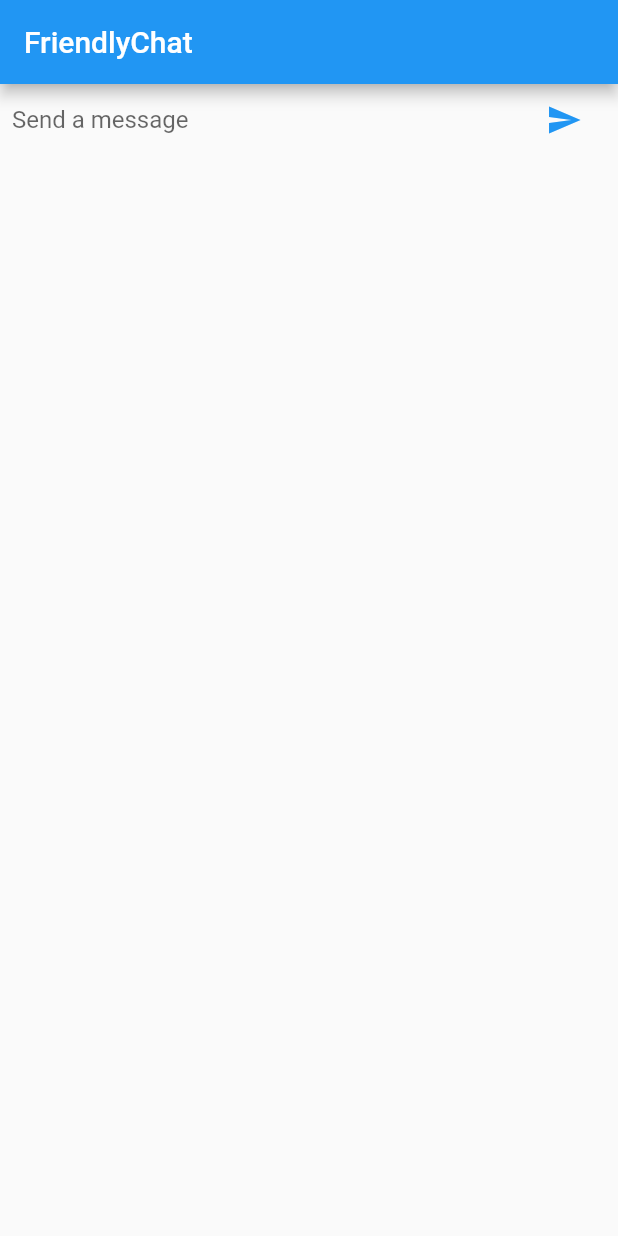
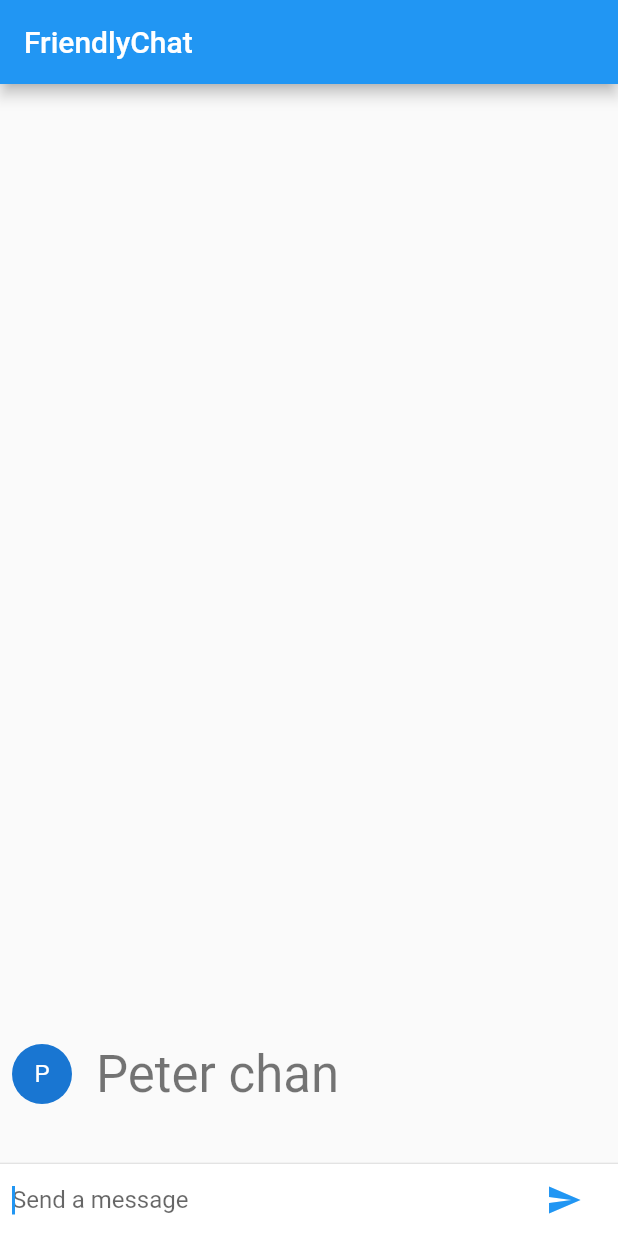
Before and after one commit to nathan1658/friendly_chat, a Flutter app: the screen it shows after launch, after a tap on the "send" icon, on a phone screen of 412 x 824 dp. Run offline on Flutter 3.47's test engine with Material 2 defaults, Android fonts, the phone set to English and light mode, and no system bars.

Commit message:
- finished part 7

```diff
--- /dev/null
+++ b/lib/chat_message.dart
@@ -0,0 +1,38 @@
+import 'package:flutter/material.dart';
+
+class ChatMessage extends StatelessWidget {
+  final String text;
+  final String _name = 'Peter chan';
+  const ChatMessage({required this.text, Key? key}) : super(key: key);
+
+  @override
+  Widget build(BuildContext context) {
+    return Container(
+      margin: const EdgeInsets.symmetric(vertical: 10),
+      child: Row(
+        crossAxisAlignment: CrossAxisAlignment.start,
+        children: [
+          Container(
+            margin: EdgeInsets.only(right: 16),
+            child: CircleAvatar(
+              child: Text(_name[0]),
+            ),
+          ),
+          Column(
+            crossAxisAlignment: CrossAxisAlignment.start,
+            children: [
+              Text(
+                _name,
+                style: Theme.of(context).textTheme.headline4,
+              ),
+              Container(
+                margin: EdgeInsets.only(top: 5),
+                child: Text(text),
+              ),
+            ],
+          )
+        ],
+      ),
+    );
+  }
+}
--- a/lib/main.dart
+++ b/lib/main.dart
@@ -1,4 +1,6 @@
 import 'package:flutter/material.dart';
+
+import 'chat_message.dart';
 
 void main() {
   runApp(
@@ -31,9 +33,15 @@ class ChatScreen extends StatefulWidget {
 
 class _ChatScreenState extends State<ChatScreen> {
   final _textController = TextEditingController();
+  final List<ChatMessage> _messages = [];
+  final FocusNode _focusNode = FocusNode();
 
   void _handleSubmitted(String text) {
     _textController.clear();
+    setState(() {
+      _messages.insert(0, ChatMessage(text: text));
+    });
+    _focusNode.requestFocus();
   }
 
   Widget _buildTextComposer() {
@@ -45,6 +53,7 @@ class _ChatScreenState extends State<ChatScreen> {
           children: [
             Flexible(
               child: TextField(
+                focusNode: _focusNode,
                 controller: _textController,
                 onSubmitted: _handleSubmitted,
                 decoration:
@@ -64,13 +73,32 @@ class _ChatScreenState extends State<ChatScreen> {
     );
   }
 
+  Widget _buildMessageList() {
+    return ListView.builder(
+      itemBuilder: (_, index) => _messages[index],
+      itemCount: _messages.length,
+      padding: const EdgeInsets.all(8),
+      reverse: true,
+    );
+  }
+
   @override
   Widget build(BuildContext context) {
     return Scaffold(
       appBar: AppBar(
         title: const Text('FriendlyChat'),
       ),
-      body: _buildTextComposer(),
+      body: Column(
+        children: [
+          Flexible(child: Scrollbar(child: _buildMessageList())),
+          const Divider(
+            height: 1,
+          ),
+          Container(
+              decoration: BoxDecoration(color: Theme.of(context).cardColor),
+              child: _buildTextComposer()),
+        ],
+      ),
     );
   }
 }
```
